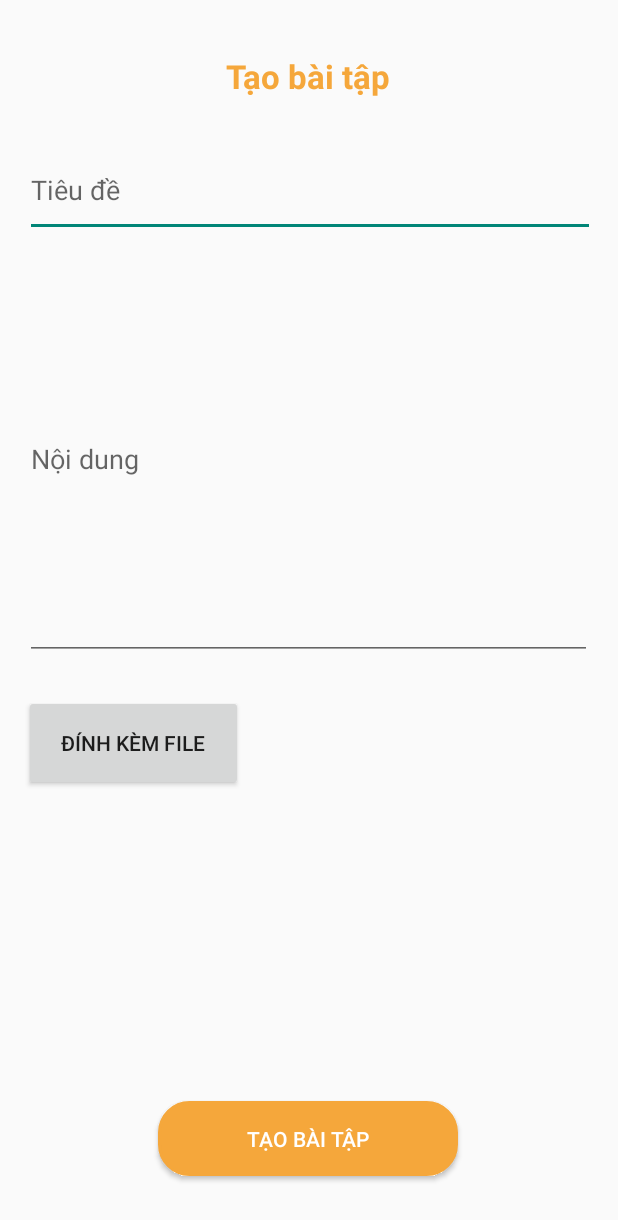
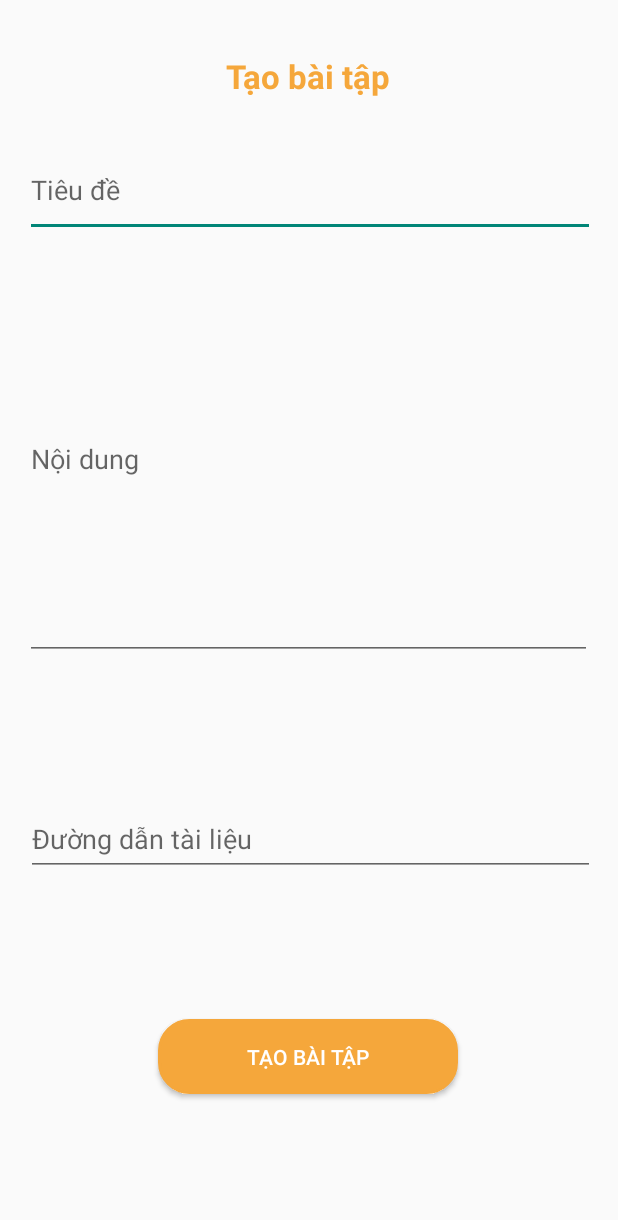
Before and after one commit to MMA17/PLINK-Application, an Android app: the CreateHomeworkActivity screen opened directly, with no data from a screen before it, after a tap on "TẠO BÀI TẬP", on a phone screen of 412 x 824 dp. Shown: the top 1220 px of the screen. Run offline under Robolectric (Android 15) with nearby library versions, the phone set to English and light mode, and no system bars; 2 statements that could not run were skipped.

Commit message:
Sua tao bai tap them duong link file

```diff
--- a/app/src/main/java/com/example/plink/CreateHomeworkActivity.java
+++ b/app/src/main/java/com/example/plink/CreateHomeworkActivity.java
@@ -10,12 +10,15 @@ import android.widget.Button;
 import android.widget.EditText;
 import android.widget.Toast;
 
+import java.net.URL;
 import java.time.LocalDateTime;
 import java.time.format.DateTimeFormatter;
 import java.util.Calendar;
 import components.classes.Class;
 import java.util.Date;
 
+import components.file.File;
+import components.file.FileCRUD;
 import components.homework.Homework;
 import components.homework.HomeworkCRUD;
 import components.member.Member;
@@ -43,7 +46,7 @@ public class CreateHomeworkActivity extends AppCompatActivity {
                 DateTimeFormatter dtf = DateTimeFormatter.ofPattern("yyyy/MM/dd HH:mm:ss");
                 LocalDateTime now = LocalDateTime.now();
 
-
+                // Homework info
                 Homework h = new Homework();
                 h.setTitle(homework_title);
                 h.setContent(homework_content);
@@ -51,8 +54,26 @@ public class CreateHomeworkActivity extends AppCompatActivity {
                 h.setCreate_at(dtf.format(now));
                 h.setClassid(c.getId());
 
+                //File info
+                File f = new File();
+                String input = ((EditText) findViewById(R.id.fileURL1)).getText().toString();
+                f.setPath(input);
+                try {
+                    URL fileName = new URL(input);
+                    f.setName(fileName.getPath());
+                }
+                catch (Exception e) {
+                    e.printStackTrace();
+                }
+
+                f.setSize(0);
+
+
                 HomeworkCRUD crud = new HomeworkCRUD(CreateHomeworkActivity.this);
-                if (crud.insertHomework(h)){
+                FileCRUD fileCrud = new FileCRUD(CreateHomeworkActivity.this);
+
+                h = crud.insertHomework(h);
+                if (h != null && fileCrud.insertFileToExercise(f,h)) {
                     Toast.makeText(CreateHomeworkActivity.this,"Tạo bài tập thành công",Toast.LENGTH_LONG).show();
 //                    Intent returnIntent = new Intent();
 //                    setResult(Activity.RESULT_OK, returnIntent);
--- a/app/src/main/java/components/homework/HomeworkCRUD.java
+++ b/app/src/main/java/components/homework/HomeworkCRUD.java
@@ -41,7 +41,7 @@ public class HomeworkCRUD extends SQLiteOpenHelper {
         onCreate(db);
 
     }
-    public boolean insertHomework(Homework homework) {
+    public Homework insertHomework(Homework homework) {
         SQLiteDatabase db = this.getWritableDatabase();
         ContentValues cv = new ContentValues();
         cv.put(KEY_TITLE, homework.getTitle());
@@ -50,9 +50,22 @@ public class HomeworkCRUD extends SQLiteOpenHelper {
         cv.put(KEY_CREATEAT, homework.getCreate_at());
         cv.put(KEY_CLASSID, homework.getClassid());
         long res = db.insert(TABLE_NAME, null, cv);
+
+        db = this.getReadableDatabase();
+        Cursor cursor1 = db.rawQuery("SELECT * FROM excersie WHERE " + KEY_CREATEAT + "= '" + homework.getCreate_at() + "'", null);
+        Homework h = new Homework();
+        while(cursor1!=null && cursor1.moveToNext()){
+            int id = cursor1.getInt(0);
+            String title = cursor1.getString(1);
+            String content = cursor1.getString(2);
+            String deadline = cursor1.getString(3);
+            int classid = cursor1.getInt(4);
+            String createat = cursor1.getString(5);
+            h = new Homework(id,title,content,deadline,classid,createat);
+        }
         if (res == -1)
-            return false;
-        return true;
+            return null;
+        return h;
     }
 
     public List<Homework> getAll(Homework baitap){
--- a/app/src/main/res/layout/activity_create_homework.xml
+++ b/app/src/main/res/layout/activity_create_homework.xml
@@ -48,18 +48,20 @@
         app:layout_constraintStart_toStartOf="parent"
         app:layout_constraintTop_toBottomOf="@+id/txtTitle"
         app:layout_constraintVertical_bias="0.035" />
-
-    <Button
-        android:id="@+id/buttons4"
-        android:layout_width="146dp"
-        android:layout_height="64dp"
-        android:text="Đính kèm file"
-        app:layout_constraintBottom_toBottomOf="parent"
+    <EditText
+        android:id="@+id/fileURL1"
+        android:layout_width="379dp"
+        android:layout_height="49dp"
+        android:ems="10"
+        android:hint="Đường dẫn tài liệu"
+        android:inputType="textPersonName"
+        app:layout_constraintBottom_toTopOf="@+id/btn_create_homework"
         app:layout_constraintEnd_toEndOf="parent"
-        app:layout_constraintHorizontal_bias="0.06"
+        app:layout_constraintHorizontal_bias="0.531"
         app:layout_constraintStart_toStartOf="parent"
         app:layout_constraintTop_toBottomOf="@+id/txtContent"
-        app:layout_constraintVertical_bias="0.072" />
+        app:layout_constraintVertical_bias="0.12" />
+
 
     <Button
         android:id="@+id/btn_create_homework"
@@ -72,6 +74,6 @@
         app:layout_constraintEnd_toEndOf="parent"
         app:layout_constraintHorizontal_bias="0.497"
         app:layout_constraintStart_toStartOf="parent"
-        app:layout_constraintTop_toBottomOf="@+id/buttons4"
+        app:layout_constraintTop_toBottomOf="@+id/fileURL1"
         app:layout_constraintVertical_bias="0.837" />
 </androidx.constraintlayout.widget.ConstraintLayout>
```
Also changed, not shown: app/src/main/java/components/file/FileCRUD.java (+19 -0 lines).
